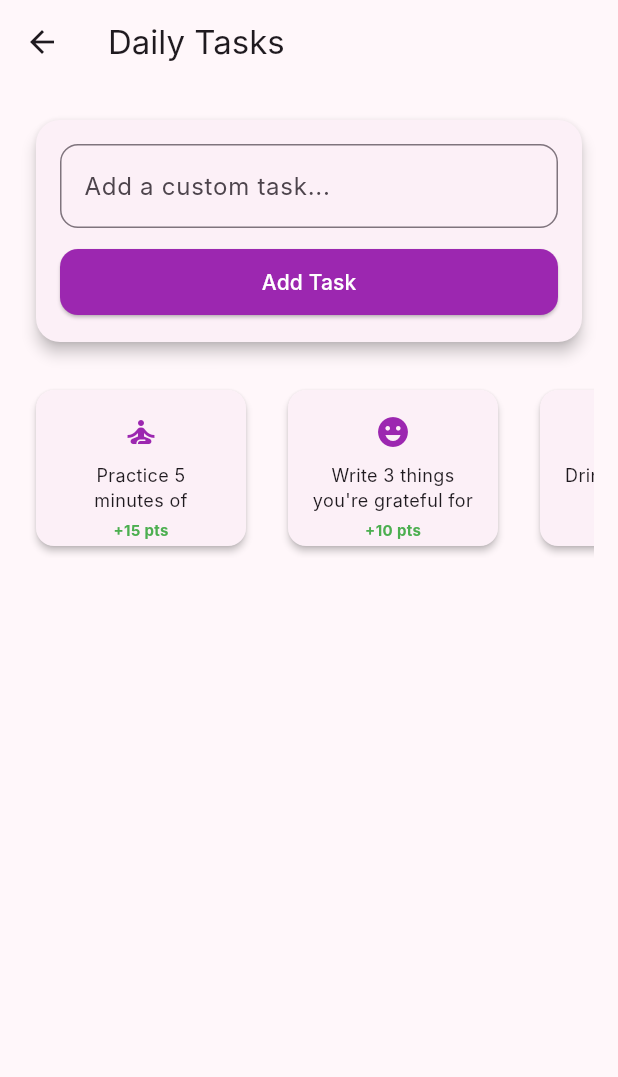
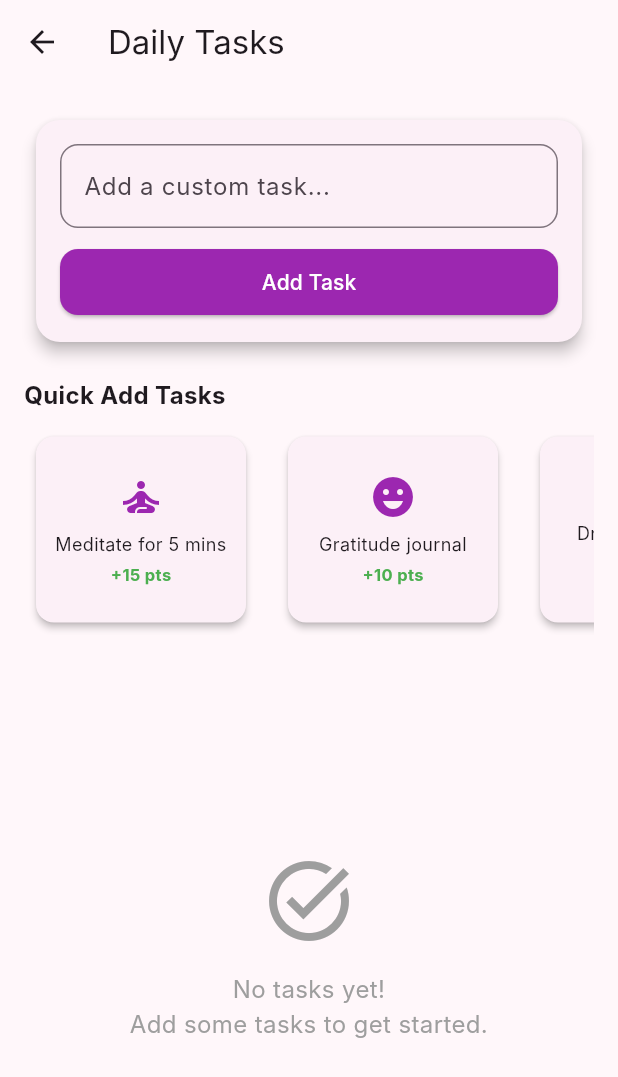
Before and after one commit to HNS-06/MindHaven_App, a Flutter app: the TasksScreen screen opened directly, on a phone screen of 412 x 824 dp. Shown: the top 1077 px of the screen. Run offline on Flutter 3.47's test engine with Material 3 defaults, Android fonts, the phone set to English and light mode, and no system bars; our stand-ins replace shared_preferences; accounts and stored records are empty; Roboto replaces fonts that are missing (Inter).

Commit message:
Merge remote changes111

```diff
--- a/lib/screens/tasks_screen.dart
+++ b/lib/screens/tasks_screen.dart
@@ -13,27 +13,27 @@ class _TasksScreenState extends State<TasksScreen> {
   final TextEditingController _taskController = TextEditingController();
   final List<Map<String, dynamic>> _defaultTasks = [
     {
-      'task': 'Practice 5 minutes of meditation',
+      'task': 'Meditate for 5 mins',
       'points': 15,
       'icon': Icons.self_improvement,
     },
     {
-      'task': 'Write 3 things you\'re grateful for',
+      'task': 'Gratitude journal',
       'points': 10,
       'icon': Icons.emoji_emotions,
     },
     {
-      'task': 'Drink 8 glasses of water',
+      'task': 'Drink 8 glasses water',
       'points': 10,
       'icon': Icons.local_drink,
     },
     {
-      'task': 'Take a 10-minute walk outside',
+      'task': '10-min walk',
       'points': 15,
       'icon': Icons.directions_walk,
     },
     {
-      'task': 'Read for 15 minutes',
+      'task': 'Read 15 mins',
       'points': 15,
       'icon': Icons.menu_book,
     },
@@ -146,7 +146,7 @@ class _TasksScreenState extends State<TasksScreen> {
       ),
       body: Column(
         children: [
-          // Add Task
+          // Add Task Section
           Padding(
             padding: const EdgeInsets.all(16),
             child: Card(
@@ -186,11 +186,24 @@ class _TasksScreenState extends State<TasksScreen> {
             ),
           ),
 
-          // Quick Add Tasks
+          // Quick Add Tasks - FIXED: Increased height and simplified text
           Padding(
             padding: const EdgeInsets.symmetric(horizontal: 16),
-            child: SizedBox(
-              height: 120,
+            child: Column(
+              crossAxisAlignment: CrossAxisAlignment.start,
+              children: [
+                const Padding(
+                  padding: EdgeInsets.only(bottom: 8),
+                  child: Text(
+                    'Quick Add Tasks',
+                    style: TextStyle(
+                      fontSize: 16,
+                      fontWeight: FontWeight.bold,
+                    ),
+                  ),
+                ),
+                SizedBox(
+                  height: 140, // Increased height
                   child: ListView(
                     scrollDirection: Axis.horizontal,
                     children: _defaultTasks.map((task) {
@@ -203,23 +216,32 @@ class _TasksScreenState extends State<TasksScreen> {
                             borderRadius: BorderRadius.circular(12),
                             child: Container(
                               width: 140,
-                          padding: const EdgeInsets.all(16),
+                              padding: const EdgeInsets.all(12), // Reduced padding
                               child: Column(
                                 mainAxisAlignment: MainAxisAlignment.center,
+                                crossAxisAlignment: CrossAxisAlignment.center,
                                 children: [
-                              Icon(task['icon'], color: Colors.purple),
+                                  Icon(
+                                    task['icon'],
+                                    color: Colors.purple,
+                                    size: 32, // Slightly smaller icon
+                                  ),
                                   const SizedBox(height: 8),
                                   Text(
                                     task['task'],
-                                style: const TextStyle(fontSize: 12),
+                                    style: const TextStyle(
+                                      fontSize: 12,
+                                      height: 1.2, // Better line height
+                                    ),
                                     textAlign: TextAlign.center,
                                     maxLines: 2,
+                                    overflow: TextOverflow.ellipsis,
                                   ),
-                              const SizedBox(height: 4),
+                                  const SizedBox(height: 6),
                                   Text(
                                     '+${task['points']} pts',
                                     style: const TextStyle(
-                                  fontSize: 10,
+                                      fontSize: 11,
                                       color: Colors.green,
                                       fontWeight: FontWeight.bold,
                                     ),
@@ -233,18 +255,40 @@ class _TasksScreenState extends State<TasksScreen> {
                     }).toList(),
                   ),
                 ),
+              ],
+            ),
           ),
 
           const SizedBox(height: 16),
 
-          // Task List - UPDATED: Using ListView.builder instead of StreamBuilder
+          // Task List
           Expanded(
-            child: ListView.builder(
-              padding: const EdgeInsets.all(16),
+            child: FirebaseService.tasks.isEmpty
+                ? const Center(
+                    child: Column(
+                      mainAxisAlignment: MainAxisAlignment.center,
+                      children: [
+                        Icon(Icons.task_alt, size: 64, color: Colors.grey),
+                        SizedBox(height: 16),
+                        Text(
+                          'No tasks yet!\nAdd some tasks to get started.',
+                          textAlign: TextAlign.center,
+                          style: TextStyle(
+                            fontSize: 16,
+                            color: Colors.grey,
+                          ),
+                        ),
+                      ],
+                    ),
+                  )
+                : ListView.builder(
+                    padding: const EdgeInsets.symmetric(horizontal: 16),
                     itemCount: FirebaseService.tasks.length,
                     itemBuilder: (context, index) {
                       final task = FirebaseService.tasks[index];
-                return Dismissible(
+                      return Container(
+                        margin: const EdgeInsets.only(bottom: 8),
+                        child: Dismissible(
                           key: Key(task['id']),
                           direction: DismissDirection.endToStart,
                           background: Container(
@@ -267,7 +311,6 @@ class _TasksScreenState extends State<TasksScreen> {
                           },
                           child: Card(
                             elevation: 2,
-                    margin: const EdgeInsets.only(bottom: 12),
                             child: ListTile(
                               leading: Checkbox(
                                 value: task['isCompleted'] ?? false,
@@ -298,6 +341,7 @@ class _TasksScreenState extends State<TasksScreen> {
                               ),
                             ),
                           ),
+                        ),
                       );
                     },
                   ),
```
Lines whose indentation alone changed are shown as unchanged.
